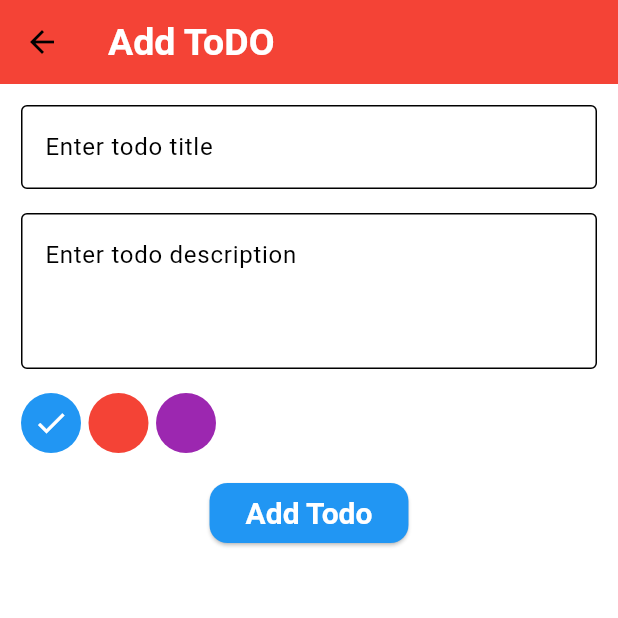
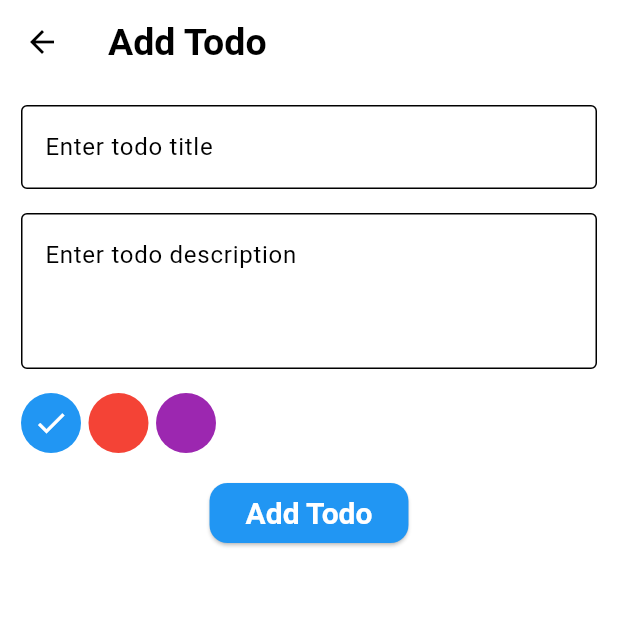
Before and after one commit to medooadel10/todos_app, a Flutter app: the screen it shows after launch, after a tap on the "add" icon, on a phone screen of 412 x 824 dp, the top half of it. Run offline on Flutter 3.47's test engine with Material 3 defaults, Android fonts, the phone set to English and light mode, and no system bars; our stand-ins replace hive, hive_flutter, shared_preferences; accounts and stored records are empty.

Commit message:
Implement dark mode support with shared preferences, add shared_preferences dependency, and refactor app structure for improved state management

```diff
--- a/lib/main.dart
+++ b/lib/main.dart
@@ -1,7 +1,10 @@
 import 'package:flutter/material.dart';
 import 'package:hive_flutter/hive_flutter.dart';
+import 'package:provider/provider.dart';
 import 'package:todo_app/models/todo_model.dart';
+import 'package:todo_app/providers/app_provider.dart';
 import 'package:todo_app/screens/todos_screen.dart';
+import 'package:todo_app/style/app_themes.dart';
 
 void main() async {
   WidgetsFlutterBinding.ensureInitialized();
@@ -15,38 +18,19 @@ class MyApp extends StatelessWidget {
 
   @override
   Widget build(BuildContext context) {
-    return MaterialApp(
-      title: 'Flutter Demo',
-      theme: ThemeData(
-        brightness: Brightness.light,
-        appBarTheme: AppBarThemeData(
-          backgroundColor: Colors.red,
-          titleTextStyle: TextStyle(
-            fontSize: 25,
-            color: Colors.white,
-            fontWeight: FontWeight.bold,
-          ),
-        ),
-        scaffoldBackgroundColor: Colors.white,
-        elevatedButtonTheme: ElevatedButtonThemeData(
-          style: ElevatedButton.styleFrom(
-            shape: RoundedRectangleBorder(
-              borderRadius: BorderRadiusGeometry.circular(12),
-            ),
-            backgroundColor: Colors.blue,
-            textStyle: TextStyle(fontSize: 20, fontWeight: FontWeight.bold),
-          ),
-        ),
-        colorScheme: ColorScheme.light(
-          primary: Colors.blue,
-          onPrimary: Colors.white,
-          surface: Colors.white,
-          onSurface: Colors.black,
-          secondary: Colors.purple,
-          onSecondary: Colors.white,
-        ),
-      ),
-      home: TodosScreen(),
+    return ChangeNotifierProvider(
+      create: (context) => AppProvider()..getIsDark(),
+      builder: (context, child) {
+        return Consumer<AppProvider>(
+          builder: (context, value, child) {
+            return MaterialApp(
+              title: 'Flutter Demo',
+              theme: value.isDark ? AppThemes.darkTheme : AppThemes.lighTheme,
+              home: TodosScreen(),
+            );
+          },
+        );
+      },
     );
   }
 }
--- a/lib/providers/add_todo_provider.dart
+++ b/lib/providers/add_todo_provider.dart
@@ -8,6 +8,17 @@ class AddTodoProvider extends ChangeNotifier {
   final formKey = GlobalKey<FormState>();
   final List<Color> colors = [Colors.blue, Colors.red, Colors.purple];
   int selectedColor = 0;
+
+  void fillData(TodoModel? todoModel) {
+    if (todoModel != null) {
+      titleController.text = todoModel.title;
+      descriptionController.text = todoModel.description;
+      selectedColor = colors.indexWhere(
+        (color) => color.value == todoModel.color,
+      );
+      notifyListeners();
+    }
+  }
 
   void addTodo(BuildContext context) async {
     final box = await Hive.openBox<TodoModel>('todosBox');
@@ -21,6 +32,19 @@ class AddTodoProvider extends ChangeNotifier {
     Navigator.pop(context, true);
   }
 
+  void updateTodo(BuildContext context, TodoModel todo, int index) async {
+    final box = await Hive.openBox<TodoModel>('todosBox');
+    final todoModel = TodoModel(
+      title: titleController.text,
+      description: descriptionController.text,
+      createdAt: todo.createdAt,
+      color: colors[selectedColor].value,
+      isCompleted: todo.isCompleted,
+    );
+    await box.putAt(index, todoModel);
+    Navigator.pop(context, true);
+  }
+
   void changeColor(int index) {
     selectedColor = index;
     notifyListeners();
--- /dev/null
+++ b/lib/providers/app_provider.dart
@@ -0,0 +1,20 @@
+import 'package:flutter/material.dart';
+import 'package:shared_preferences/shared_preferences.dart';
+
+class AppProvider extends ChangeNotifier {
+  void setIsDark() async {
+    final prefs = await SharedPreferences.getInstance();
+    final bool isDark = prefs.getBool('isDark') ?? false;
+    await prefs.setBool('isDark', !isDark);
+    this.isDark = !isDark;
+    notifyListeners();
+  }
+
+  bool isDark = false;
+  void getIsDark() async {
+    final prefs = await SharedPreferences.getInstance();
+    final bool isDark = prefs.getBool('isDark') ?? false;
+    this.isDark = isDark;
+    notifyListeners();
+  }
+}
--- a/lib/screens/add_todo_screen.dart
+++ b/lib/screens/add_todo_screen.dart
@@ -1,18 +1,23 @@
 import 'package:flutter/material.dart';
 import 'package:provider/provider.dart';
+import 'package:todo_app/models/todo_model.dart';
 import 'package:todo_app/providers/add_todo_provider.dart';
 
 class AddTodoScreen extends StatelessWidget {
-  const AddTodoScreen({Key? key}) : super(key: key);
+  final TodoModel? todo;
+  final int? index;
+  const AddTodoScreen({Key? key, this.todo, this.index}) : super(key: key);
 
   @override
   Widget build(BuildContext context) {
     return ChangeNotifierProvider(
-      create: (context) => AddTodoProvider(),
+      create: (context) => AddTodoProvider()..fillData(todo),
       builder: (context, child) {
         final provider = context.read<AddTodoProvider>();
         return Scaffold(
-          appBar: AppBar(title: Text('Add ToDO')),
+          appBar: AppBar(
+            title: Text(todo != null ? 'Update Todo' : 'Add Todo'),
+          ),
           body: SingleChildScrollView(
             child: Padding(
               padding: const EdgeInsets.all(14.0),
@@ -75,11 +80,15 @@ class AddTodoScreen extends StatelessWidget {
                     ElevatedButton(
                       onPressed: () {
                         if (provider.formKey.currentState!.validate()) {
-                          provider.addTodo(context);
+                          if (todo != null) {
+                            provider.updateTodo(context, todo!, index!);
+                          } else {
+                            provider.addTodo(context);
+                          }
                         }
                       },
                       child: Text(
-                        'Add Todo',
+                        todo != null ? 'Update Todo' : 'Add Todo',
                         style: TextStyle(color: Colors.white),
                       ),
                     ),
--- a/lib/screens/todos_screen.dart
+++ b/lib/screens/todos_screen.dart
@@ -1,6 +1,8 @@
 import 'package:flutter/material.dart';
 import 'package:hive/hive.dart';
 import 'package:provider/provider.dart';
+import 'package:todo_app/providers/add_todo_provider.dart';
+import 'package:todo_app/providers/app_provider.dart';
 import 'package:todo_app/screens/add_todo_screen.dart';
 import 'package:todo_app/models/todo_model.dart';
 import 'package:todo_app/providers/todos_provider.dart';
@@ -14,8 +16,19 @@ class TodosScreen extends StatelessWidget {
       create: (context) => TodosProvider()..getAllTodos(),
       builder: (context, child) {
         final provider = context.read<TodosProvider>();
+        final appProvider = context.read<AppProvider>();
         return Scaffold(
-          appBar: AppBar(title: Text('Todos')),
+          appBar: AppBar(
+            title: Text('Todos'),
+            actions: [
+              IconButton(
+                onPressed: () {
+                  appProvider.setIsDark();
+                },
+                icon: Icon(Icons.dark_mode),
+              ),
+            ],
+          ),
           floatingActionButton: FloatingActionButton(
             onPressed: () async {
               final result = await Navigator.push(
@@ -35,7 +48,20 @@ class TodosScreen extends StatelessWidget {
                 padding: EdgeInsets.all(10),
                 itemBuilder: (context, index) {
                   final todo = provider.todos[index];
-                  return Container(
+                  return GestureDetector(
+                    onTap: () async {
+                      final result = await Navigator.push(
+                        context,
+                        MaterialPageRoute(
+                          builder: (context) =>
+                              AddTodoScreen(todo: todo, index: index),
+                        ),
+                      );
+                      if (result != null && result) {
+                        provider.getAllTodos();
+                      }
+                    },
+                    child: Container(
                       padding: EdgeInsets.all(12),
                       decoration: BoxDecoration(
                         color: Color(todo.color),
@@ -79,6 +105,7 @@ class TodosScreen extends StatelessWidget {
                           ),
                         ],
                       ),
+                    ),
                   );
                 },
                 separatorBuilder: (context, index) => SizedBox(height: 10),
--- /dev/null
+++ b/lib/style/app_themes.dart
@@ -0,0 +1,65 @@
+import 'package:flutter/material.dart';
+
+class AppThemes {
+  AppThemes._();
+  static ThemeData lighTheme = ThemeData(
+    brightness: Brightness.light,
+    appBarTheme: AppBarThemeData(
+      backgroundColor: Colors.white,
+      titleTextStyle: TextStyle(
+        fontSize: 25,
+        color: Colors.black,
+        fontWeight: FontWeight.bold,
+      ),
+    ),
+    scaffoldBackgroundColor: Colors.white,
+    elevatedButtonTheme: ElevatedButtonThemeData(
+      style: ElevatedButton.styleFrom(
+        shape: RoundedRectangleBorder(
+          borderRadius: BorderRadiusGeometry.circular(12),
+        ),
+        backgroundColor: Colors.blue,
+        textStyle: TextStyle(fontSize: 20, fontWeight: FontWeight.bold),
+      ),
+    ),
+    colorScheme: ColorScheme.light(
+      primary: Colors.blue,
+      onPrimary: Colors.white,
+      surface: Colors.white,
+      onSurface: Colors.black,
+      secondary: Colors.purple,
+      onSecondary: Colors.white,
+    ),
+  );
+
+  static ThemeData darkTheme = ThemeData(
+    brightness: Brightness.dark,
+    appBarTheme: AppBarThemeData(
+      backgroundColor: Colors.black,
+      iconTheme: IconThemeData(color: Colors.white),
+      titleTextStyle: TextStyle(
+        fontSize: 25,
+        color: Colors.white,
+        fontWeight: FontWeight.bold,
+      ),
+    ),
+    scaffoldBackgroundColor: Colors.black,
+    elevatedButtonTheme: ElevatedButtonThemeData(
+      style: ElevatedButton.styleFrom(
+        shape: RoundedRectangleBorder(
+          borderRadius: BorderRadiusGeometry.circular(12),
+        ),
+        backgroundColor: Colors.blue,
+        textStyle: TextStyle(fontSize: 20, fontWeight: FontWeight.bold),
+      ),
+    ),
+    colorScheme: ColorScheme.dark(
+      primary: Colors.blue,
+      onPrimary: Colors.white,
+      surface: Colors.black,
+      onSurface: Colors.white,
+      secondary: Colors.purple,
+      onSecondary: Colors.white,
+    ),
+  );
+}
--- a/pubspec.yaml
+++ b/pubspec.yaml
@@ -39,6 +39,7 @@ dependencies:
   build_runner:
   hive_flutter: ^1.1.0
   provider: ^6.1.5+1
+  shared_preferences:
 
 dev_dependencies:
   flutter_test:
```
Also changed, not shown: pubspec.lock, 1 other file. Lines whose indentation alone changed are shown as unchanged.
